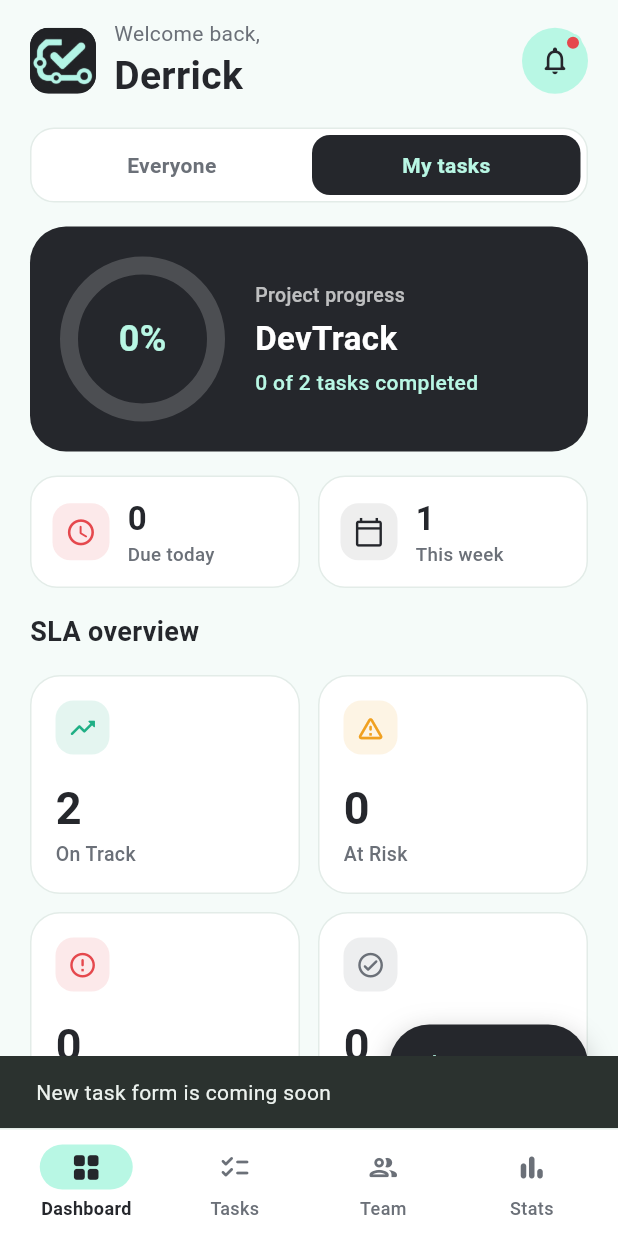
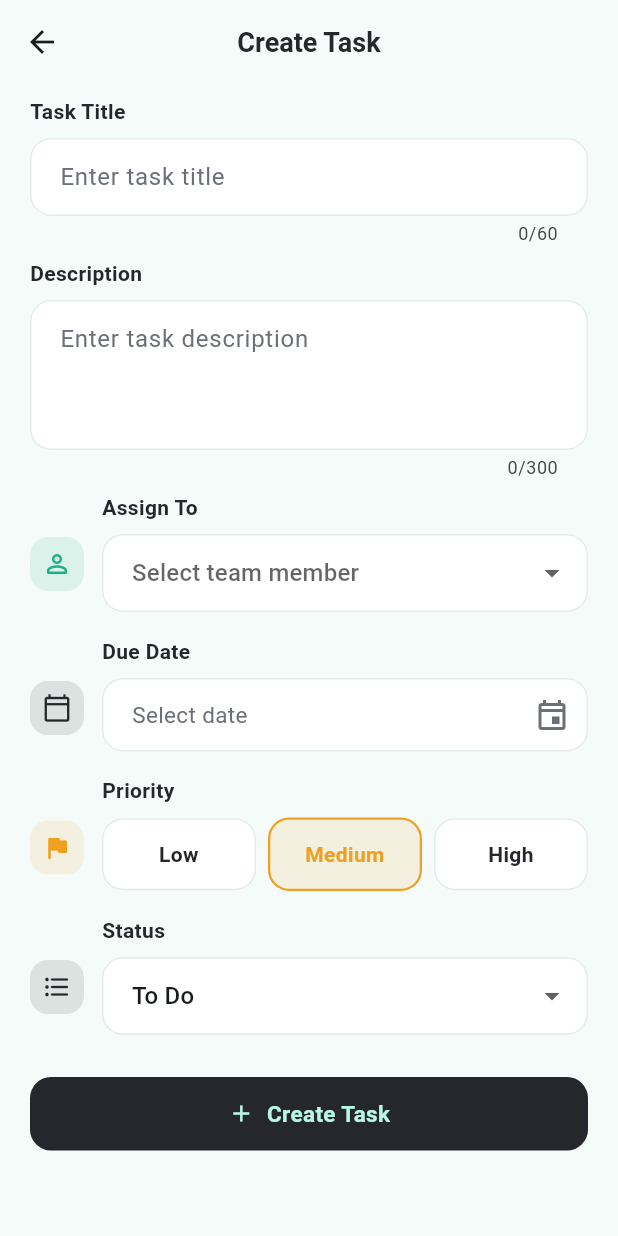
Before and after one commit to helen751/Formative1_Group34_MobileAppDevelopment, a Flutter app: the screen it shows after launch, after a tap on "My tasks", after a tap on "New task", on a phone screen of 412 x 824 dp. Run offline on Flutter 3.47's test engine with Material 3 defaults, Android fonts, the phone set to English and light mode, and no system bars; our stand-ins replace sqflite; accounts and stored records are empty.

Commit message:
Feat:Add create task form

```diff
--- a/lib/database/database_helper.dart
+++ b/lib/database/database_helper.dart
@@ -11,7 +11,7 @@ class DatabaseHelper {
   static final DatabaseHelper instance = DatabaseHelper._();
 
   static const String databaseName = 'devtrack.db';
-  static const int databaseVersion = 4;
+  static const int databaseVersion = 5;
 
   static const String userTable = 'users';
   static const String taskTable = 'tasks';
@@ -87,6 +87,8 @@ class DatabaseHelper {
         assignee TEXT NOT NULL,
         due_date TEXT NOT NULL,
         is_completed INTEGER NOT NULL DEFAULT 0,
+        priority TEXT NOT NULL DEFAULT 'medium',
+        stage TEXT NOT NULL DEFAULT 'toDo',
         created_at TEXT NOT NULL
       )
     ''');
@@ -162,6 +164,29 @@ class DatabaseHelper {
       ALTER TABLE $notificationTable
       ADD COLUMN task_id INTEGER
       ''',
+        );
+      }
+    }
+
+    if (oldVersion < 5) {
+      final columns = await database.rawQuery(
+        'PRAGMA table_info($taskTable)',
+      );
+
+      final columnNames = columns.map((column) {
+        return column['name'];
+      }).toSet();
+
+      // adding priority and stage columns
+      if (!columnNames.contains('priority')) {
+        await database.execute(
+          "ALTER TABLE $taskTable ADD COLUMN priority TEXT NOT NULL DEFAULT 'medium'",
+        );
+      }
+
+      if (!columnNames.contains('stage')) {
+        await database.execute(
+          "ALTER TABLE $taskTable ADD COLUMN stage TEXT NOT NULL DEFAULT 'toDo'",
         );
       }
     }
--- a/lib/models/project_task.dart
+++ b/lib/models/project_task.dart
@@ -15,6 +15,29 @@ enum SlaStatus {
   final Color color;
 }
 
+// creating the priority options for a task
+enum TaskPriority {
+  low('Low', DevTrackColors.onTrack),
+  medium('Medium', DevTrackColors.atRisk),
+  high('High', DevTrackColors.overdue);
+
+  const TaskPriority(this.label, this.color);
+
+  final String label;
+  final Color color;
+}
+
+// creating the work stages a task moves through
+enum TaskStage {
+  toDo('To Do'),
+  inProgress('In Progress'),
+  done('Done');
+
+  const TaskStage(this.label);
+
+  final String label;
+}
+
 // creating the model for a task
 class ProjectTask {
   const ProjectTask({
@@ -24,6 +47,8 @@ class ProjectTask {
     required this.assignee,
     required this.dueDate,
     this.isCompleted = false,
+    this.priority = TaskPriority.medium,
+    this.stage = TaskStage.toDo,
   });
 
   final int? id;
@@ -32,6 +57,10 @@ class ProjectTask {
   final String assignee;
   final DateTime dueDate;
   final bool isCompleted;
+  final TaskPriority priority;
+
+  // to do, in progress or done
+  final TaskStage stage;
 
   // getting the number of hours left
   int? get dueInHours {
@@ -93,19 +122,44 @@ class ProjectTask {
       'assignee': assignee,
       'due_date': dueDate.toIso8601String(),
       'is_completed': isCompleted ? 1 : 0,
+      'priority': priority.name,
+      'stage': _savedStage.name,
     };
+  }
+
+  // getting the stage to save
+  TaskStage get _savedStage {
+    if (isCompleted) {
+      return TaskStage.done;
+    }
+
+    return stage == TaskStage.done ? TaskStage.toDo : stage;
   }
 
   // converting SQLite data back into a task
   factory ProjectTask.fromMap(Map<String, Object?> map) {
+    final isCompleted = map['is_completed'] == 1;
+
     return ProjectTask(
       id: map['id'] as int,
       title: map['title'] as String,
       description: map['description'] as String? ?? '',
       assignee: map['assignee'] as String,
       dueDate: DateTime.parse(map['due_date'] as String),
-      isCompleted: map['is_completed'] == 1,
+      isCompleted: isCompleted,
+      priority: TaskPriority.values.asNameMap()[map['priority']] ??
+          TaskPriority.medium,
+      stage: isCompleted
+          ? TaskStage.done
+          : _openStage(map['stage'] as String?),
     );
+  }
+
+  // getting the stage of an open task
+  static TaskStage _openStage(String? name) {
+    final stage = TaskStage.values.asNameMap()[name] ?? TaskStage.toDo;
+
+    return stage == TaskStage.done ? TaskStage.toDo : stage;
   }
 
   // creating a new copy of a task with updated values
@@ -116,6 +170,8 @@ class ProjectTask {
     String? assignee,
     DateTime? dueDate,
     bool? isCompleted,
+    TaskPriority? priority,
+    TaskStage? stage,
   }) {
     return ProjectTask(
       id: id ?? this.id,
@@ -124,6 +180,8 @@ class ProjectTask {
       assignee: assignee ?? this.assignee,
       dueDate: dueDate ?? this.dueDate,
       isCompleted: isCompleted ?? this.isCompleted,
+      priority: priority ?? this.priority,
+      stage: stage ?? this.stage,
     );
   }
 }
--- a/lib/screens/create_task_page.dart
+++ b/lib/screens/create_task_page.dart
@@ -0,0 +1,575 @@
+import 'package:flutter/material.dart';
+
+import '../data/mock_data.dart';
+import '../database/database_helper.dart';
+import '../models/project_task.dart';
+import '../theme/devtrack_theme.dart';
+import '../widgets/dark_button.dart';
+
+// page for creating a new task or editing one
+class CreateTaskPage extends StatefulWidget {
+  const CreateTaskPage({super.key, this.task});
+
+  // null when creating a new task
+  final ProjectTask? task;
+
+  @override
+  State<CreateTaskPage> createState() => _CreateTaskPageState();
+}
+
+class _CreateTaskPageState extends State<CreateTaskPage> {
+  static const _titleMinLength = 3;
+  static const _titleMaxLength = 60;
+  static const _descriptionMaxLength = 300;
+
+  final _formKey = GlobalKey<FormState>();
+  final _titleController = TextEditingController();
+  final _descriptionController = TextEditingController();
+
+  String? _assignee;
+  DateTime? _dueDate;
+  TaskPriority _priority = TaskPriority.medium;
+  TaskStage _stage = TaskStage.toDo;
+
+  // showing a loader while saving
+  bool _isSaving = false;
+
+  bool get _isEditing => widget.task != null;
+
+  @override
+  void initState() {
+    super.initState();
+
+    // filling the form with the task being edited
+    final task = widget.task;
+
+    if (task != null) {
+      _titleController.text = task.title;
+      _descriptionController.text = task.description;
+      _assignee = task.assignee;
+      _dueDate = task.dueDate;
+      _priority = task.priority;
+      _stage = task.stage;
+    }
+  }
+
+  @override
+  void dispose() {
+    _titleController.dispose();
+    _descriptionController.dispose();
+    super.dispose();
+  }
+
+  // checking the title field
+  String? _validateTitle(String? value) {
+    final title = value?.trim() ?? '';
+
+    if (title.isEmpty) {
+      return 'Please enter a task title';
+    }
+
+    if (title.length < _titleMinLength) {
+      return 'The title must be at least $_titleMinLength characters';
+    }
+
+    return null;
+  }
+
+  // checking the due date field
+  String? _validateDueDate(DateTime? value) {
+    if (value == null) {
+      return 'Please choose a due date';
+    }
+
+    // allowing an old date when editing
+    final keptOldDate = _isEditing && value == widget.task!.dueDate;
+
+    if (!keptOldDate && value.isBefore(DateTime.now())) {
+      return 'The due date must be in the future';
+    }
+
+    return null;
+  }
+
+  // opening the date picker, then the time picker
+  Future<void> _pickDueDate(FormFieldState<DateTime> field) async {
+    final now = DateTime.now();
+    final current = _dueDate;
+
+    final date = await showDatePicker(
+      context: context,
+      initialDate: current != null && current.isAfter(now) ? current : now,
+      firstDate: DateTime(now.year, now.month, now.day),
+      lastDate: DateTime(now.year + 2),
+    );
+
+    if (date == null || !mounted) {
+      return;
+    }
+
+    // picking the time too for the at risk check
+    final time = await showTimePicker(
+      context: context,
+      initialTime: current != null
+          ? TimeOfDay.fromDateTime(current)
+          : const TimeOfDay(hour: 17, minute: 0),
+    );
+
+    if (time == null) {
+      return;
+    }
+
+    final picked = DateTime(
+      date.year,
+      date.month,
+      date.day,
+      time.hour,
+      time.minute,
+    );
+
+    setState(() => _dueDate = picked);
+
+    // removing the error message
+    field.didChange(picked);
+  }
+
+  // saving the task to the database
+  Future<void> _saveTask() async {
+    FocusScope.of(context).unfocus();
+
+    if (!_formKey.currentState!.validate()) {
+      return;
+    }
+
+    setState(() => _isSaving = true);
+
+    final task = ProjectTask(
+      id: widget.task?.id,
+      title: _titleController.text.trim(),
+      description: _descriptionController.text.trim(),
+      assignee: _assignee!,
+      dueDate: _dueDate!,
+      priority: _priority,
+      stage: _stage,
+      isCompleted: _stage == TaskStage.done,
+    );
+
+    try {
+      final ProjectTask savedTask;
+
+      if (_isEditing) {
+        await DatabaseHelper.instance.updateTask(task);
+        savedTask = task;
+      } else {
+        final id = await DatabaseHelper.instance.insertTask(task);
+        savedTask = task.copyWith(id: id);
+
+        // adding a notification for the new task
+        await DatabaseHelper.instance.insertNotification(
+          taskId: id,
+          title: '${task.title} assigned to ${task.assignee}',
+          subtitle: 'Due ${_formatDueDate(task.dueDate)}',
+          timeLabel: 'Just now',
+          kind: 'assigned',
+        );
+      }
+
+      if (!mounted) {
+        return;
+      }
+
+      Navigator.pop(context, savedTask);
+    } catch (error) {
+      if (!mounted) {
+        return;
+      }
+
+      setState(() => _isSaving = false);
+
+      ScaffoldMessenger.of(context).showSnackBar(
+        const SnackBar(
+          content: Text('Could not save the task. Please try again.'),
+        ),
+      );
+    }
+  }
+
+  // checking if anything was changed
+  bool get _hasChanges {
+    final task = widget.task;
+
+    if (task == null) {
+      return _titleController.text.trim().isNotEmpty ||
+          _descriptionController.text.trim().isNotEmpty ||
+          _assignee != null ||
+          _dueDate != null;
+    }
+
+    return _titleController.text.trim() != task.title ||
+        _descriptionController.text.trim() != task.description ||
+        _assignee != task.assignee ||
+        _dueDate != task.dueDate ||
+        _priority != task.priority ||
+        _stage != task.stage;
+  }
+
+  // asking before leaving the page
+  Future<void> _confirmDiscard() async {
+    final shouldDiscard = await showDialog<bool>(
+      context: context,
+      builder: (dialogContext) {
+        return AlertDialog(
+          title: const Text('Discard changes?'),
+          content: const Text('What you have entered will be lost.'),
+          actions: [
+            TextButton(
+              onPressed: () => Navigator.pop(dialogContext, false),
+              child: const Text('Keep editing'),
+            ),
+            TextButton(
+              onPressed: () => Navigator.pop(dialogContext, true),
+              child: const Text(
+                'Discard',
+                style: TextStyle(color: DevTrackColors.overdue),
+              ),
+            ),
+          ],
+        );
+      },
+    );
+
+    if (shouldDiscard == true && mounted) {
+      Navigator.pop(context);
+    }
+  }
+
+  @override
+  Widget build(BuildContext context) {
+    return PopScope(
+      canPop: _isSaving || !_hasChanges,
+      onPopInvokedWithResult: (didPop, _) {
+        if (!didPop) {
+          _confirmDiscard();
+        }
+      },
+      child: Scaffold(
+        appBar: AppBar(
+          backgroundColor: DevTrackColors.background,
+          surfaceTintColor: Colors.transparent,
+          centerTitle: true,
+          title: Text(
+            _isEditing ? 'Edit Task' : 'Create Task',
+            style: const TextStyle(
+              color: DevTrackColors.ink,
+              fontSize: 18,
+              fontWeight: FontWeight.bold,
+            ),
+          ),
+        ),
+        body: SafeArea(
+          child: Form(
+            key: _formKey,
+            child: ListView(
+              padding: const EdgeInsets.fromLTRB(20, 8, 20, 32),
+              children: [
+                const _FieldLabel('Task Title'),
+                TextFormField(
+                  controller: _titleController,
+                  maxLength: _titleMaxLength,
+                  textCapitalization: TextCapitalization.sentences,
+                  textInputAction: TextInputAction.next,
+                  decoration: _inputDecoration('Enter task title'),
+                  validator: _validateTitle,
+                ),
+                const SizedBox(height: 8),
+                const _FieldLabel('Description'),
+                TextFormField(
+                  controller: _descriptionController,
+                  maxLength: _descriptionMaxLength,
+                  minLines: 3,
+                  maxLines: 5,
+                  textCapitalization: TextCapitalization.sentences,
+                  decoration: _inputDecoration('Enter task description'),
+                ),
+                const SizedBox(height: 8),
+                _IconField(
+                  icon: Icons.person_outline_rounded,
+                  iconColor: DevTrackColors.onTrack,
+                  label: 'Assign To',
+                  child: DropdownButtonFormField<String>(
+                    initialValue: _assignee,
+                    hint: const Text('Select team member'),
+                    decoration: _inputDecoration(null),
+                    borderRadius: BorderRadius.circular(14),
+                    items: [
+                      for (final member in mockMembers)
+                        DropdownMenuItem(
+                          value: member.shortName,
+                          child: Text('${member.name} · ${member.role}'),
+                        ),
+                    ],
+                    onChanged: (value) => setState(() => _assignee = value),
+                    validator: (value) =>
+                        value == null ? 'Please choose a team member' : null,
+                  ),
+                ),
+                _IconField(
+                  icon: Icons.calendar_today_outlined,
+                  iconColor: DevTrackColors.ink,
+                  label: 'Due Date',
+                  child: FormField<DateTime>(
+                    initialValue: _dueDate,
+                    validator: _validateDueDate,
+                    builder: (field) {
+                      return InkWell(
+                        borderRadius: BorderRadius.circular(14),
+                        onTap: () => _pickDueDate(field),
+                        child: InputDecorator(
+                          decoration: _inputDecoration(null).copyWith(
+                            errorText: field.errorText,
+                            suffixIcon: const Icon(
+                              Icons.event_outlined,
+                              color: DevTrackColors.muted,
+                            ),
+                          ),
+                          child: Text(
+                            _dueDate == null
+                                ? 'Select date'
+                                : _formatDueDate(_dueDate!),
+                            style: TextStyle(
+                              fontSize: 15,
+                              color: _dueDate == null
+                                  ? DevTrackColors.muted
+                                  : DevTrackColors.ink,
+                            ),
+                          ),
+                        ),
+                      );
+                    },
+                  ),
+                ),
+                _IconField(
+                  icon: Icons.flag_rounded,
+                  iconColor: _priority.color,
+                  label: 'Priority',
+                  child: Row(
+                    children: [
+                      for (final priority in TaskPriority.values) ...[
+                        if (priority != TaskPriority.values.first)
+                          const SizedBox(width: 8),
+                        Expanded(
+                          child: _PriorityOption(
+                            priority: priority,
+                            selected: priority == _priority,
+                            onTap: () => setState(() => _priority = priority),
+                          ),
+                        ),
+                      ],
+                    ],
+                  ),
+                ),
+                _IconField(
+                  icon: Icons.format_list_bulleted_rounded,
+                  iconColor: DevTrackColors.ink,
+                  label: 'Status',
+                  child: DropdownButtonFormField<TaskStage>(
+                    initialValue: _stage,
+                    decoration: _inputDecoration(null),
+                    borderRadius: BorderRadius.circular(14),
+                    items: [
+                      for (final stage in TaskStage.values)
+                        DropdownMenuItem(
+                          value: stage,
+                          child: Text(stage.label),
+                        ),
+                    ],
+                    onChanged: (value) {
+                      if (value != null) {
+                        setState(() => _stage = value);
+                      }
+                    },
+                  ),
+                ),
+                const SizedBox(height: 12),
+                _isSaving
+                    ? const Center(
+                        child: Padding(
+                          padding: EdgeInsets.all(10),
+                          child: CircularProgressIndicator(
+                            color: DevTrackColors.ink,
+                          ),
+                        ),
+                      )
+                    : DarkButton(
+                        label: _isEditing ? 'Save Changes' : 'Create Task',
+                        icon: _isEditing ? Icons.check : Icons.add,
+                        onPressed: _saveTask,
+                      ),
+              ],
+            ),
+          ),
+        ),
+      ),
+    );
+  }
+}
+
+// style for the input fields
+InputDecoration _inputDecoration(String? hint) {
+  OutlineInputBorder border(Color color, {double width = 1}) {
+    return OutlineInputBorder(
+      borderRadius: BorderRadius.circular(14),
+      borderSide: BorderSide(color: color, width: width),
+    );
+  }
+
+  return InputDecoration(
+    hintText: hint,
+    hintStyle: const TextStyle(color: DevTrackColors.muted),
+    filled: true,
+    fillColor: DevTrackColors.surface,
+    contentPadding: const EdgeInsets.symmetric(horizontal: 16, vertical: 14),
+    enabledBorder: border(DevTrackColors.border),
+    focusedBorder: border(DevTrackColors.ink, width: 1.5),
+    errorBorder: border(DevTrackColors.overdue),
+    focusedErrorBorder: border(DevTrackColors.overdue, width: 1.5),
+  );
+}
+
+// formatting the due date
+String _formatDueDate(DateTime date) {
+  const weekdays = ['Mon', 'Tue', 'Wed', 'Thu', 'Fri', 'Sat', 'Sun'];
+  const months = [
+    'Jan',
+    'Feb',
+    'Mar',
+    'Apr',
+    'May',
+    'Jun',
+    'Jul',
+    'Aug',
+    'Sep',
+    'Oct',
+    'Nov',
+    'Dec',
+  ];
+
+  final hour = date.hour.toString().padLeft(2, '0');
+  final minute = date.minute.toString().padLeft(2, '0');
+
+  return '${weekdays[date.weekday - 1]} ${date.day} '
+      '${months[date.month - 1]}, $hour:$minute';
+}
+
+// label above a field
+class _FieldLabel extends StatelessWidget {
+  const _FieldLabel(this.text);
+
+  final String text;
+
+  @override
+  Widget build(BuildContext context) {
+    return Padding(
+      padding: const EdgeInsets.only(bottom: 8),
+      child: Text(
+        text,
+        style: const TextStyle(
+          color: DevTrackColors.ink,
+          fontSize: 14,
+          fontWeight: FontWeight.bold,
+        ),
+      ),
+    );
+  }
+}
+
+// field with an icon on the left
+class _IconField extends StatelessWidget {
+  const _IconField({
+    required this.icon,
+    required this.iconColor,
+    required this.label,
+    required this.child,
+  });
+
+  final IconData icon;
+  final Color iconColor;
+  final String label;
+  final Widget child;
+
+  @override
+  Widget build(BuildContext context) {
+    return Padding(
+      padding: const EdgeInsets.only(bottom: 16),
+      child: Row(
+        crossAxisAlignment: CrossAxisAlignment.start,
+        children: [
+          Container(
+            margin: const EdgeInsets.only(top: 30),
+            padding: const EdgeInsets.all(8),
+            decoration: BoxDecoration(
+              color: DevTrackColors.tint(iconColor),
+              borderRadius: BorderRadius.circular(12),
+            ),
+            child: Icon(icon, size: 20, color: iconColor),
+          ),
+          const SizedBox(width: 12),
+          Expanded(
+            child: Column(
+              crossAxisAlignment: CrossAxisAlignment.stretch,
+              children: [_FieldLabel(label), child],
+            ),
+          ),
+        ],
+      ),
+    );
+  }
+}
+
+// one priority button
+class _PriorityOption extends StatelessWidget {
+  const _PriorityOption({
+    required this.priority,
+    required this.selected,
+    required this.onTap,
+  });
+
+  final TaskPriority priority;
+  final bool selected;
+  final VoidCallback onTap;
+
+  @override
+  Widget build(BuildContext context) {
+    return Semantics(
+      button: true,
+      selected: selected,
+      child: GestureDetector(
+        behavior: HitTestBehavior.opaque,
+        onTap: onTap,
+        child: AnimatedContainer(
+          duration: const Duration(milliseconds: 150),
+          padding: const EdgeInsets.symmetric(vertical: 13),
+          decoration: BoxDecoration(
+            color: selected
+                ? DevTrackColors.tint(priority.color)
+                : DevTrackColors.surface,
+            border: Border.all(
+              color: selected ? priority.color : DevTrackColors.border,
+              width: selected ? 1.5 : 1,
+            ),
+            borderRadius: BorderRadius.circular(14),
+          ),
+          child: Text(
+            priority.label,
+            textAlign: TextAlign.center,
+            style: TextStyle(
+              color: selected ? priority.color : DevTrackColors.ink,
+              fontSize: 14,
+              fontWeight: FontWeight.bold,
+            ),
+          ),
+        ),
+      ),
+    );
+  }
+}
--- a/lib/screens/home_shell.dart
+++ b/lib/screens/home_shell.dart
@@ -1,6 +1,8 @@
 import 'package:flutter/material.dart';
 
+import '../models/project_task.dart';
 import '../theme/devtrack_theme.dart';
+import 'create_task_page.dart';
 import 'dashboard.dart';
 import 'team_members_page.dart';
 
@@ -22,10 +24,18 @@ class _HomeShellState extends State<HomeShell> {
 
   void _select(int index) => setState(() => _index = index);
 
-  // Placeholder action until the create-task form is plugged into the task module.
-  void _onNewTask() {
+  // opening the create task page
+  Future<void> _onNewTask() async {
+    final created = await Navigator.of(context).push<ProjectTask>(
+      MaterialPageRoute(builder: (_) => const CreateTaskPage()),
+    );
+
+    if (created == null || !mounted) {
+      return;
+    }
+
     ScaffoldMessenger.of(context).showSnackBar(
-      const SnackBar(content: Text('New task form is coming soon')),
+      SnackBar(content: Text('"${created.title}" assigned to ${created.assignee}')),
     );
   }
 
--- a/lib/screens/task_details_page.dart
+++ b/lib/screens/task_details_page.dart
@@ -2,6 +2,7 @@ import 'package:flutter/material.dart';
 
 import '../database/database_helper.dart';
 import '../models/project_task.dart';
+import 'create_task_page.dart';
 
 class TaskDetailsPage extends StatefulWidget {
   const TaskDetailsPage({
@@ -122,15 +123,28 @@ class _TaskDetailsPageState extends State<TaskDetailsPage> {
     Navigator.pop(context, true);
   }
 
-  // opening the edit page later
-  void openEditPage() {
-    ScaffoldMessenger.of(context).showSnackBar(
-      const SnackBar(
-        content: Text('The edit form will be connected here'),
+  // opening the edit page
+  Future<void> openEditPage() async {
+    final updated = await Navigator.push<ProjectTask>(
+      context,
+      MaterialPageRoute(
+        builder: (_) => CreateTaskPage(task: task),
       ),
     );
 
-    // replace the message above when the edit form is ready
+    if (updated == null || !mounted) {
+      return;
+    }
+
+    setState(() {
+      task = updated;
+    });
+
+    ScaffoldMessenger.of(context).showSnackBar(
+      const SnackBar(
+        content: Text('Task updated'),
+      ),
+    );
   }
 
   // formatting the due date
```
Also changed, not shown: 1 other file.
